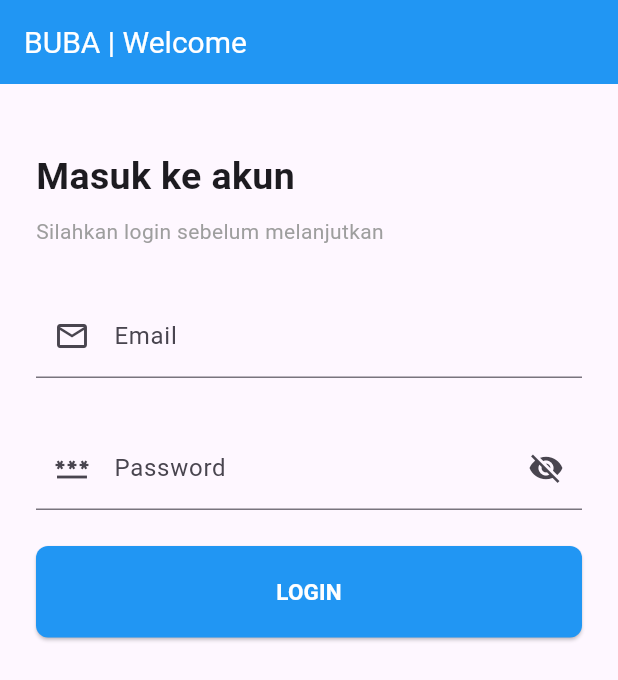
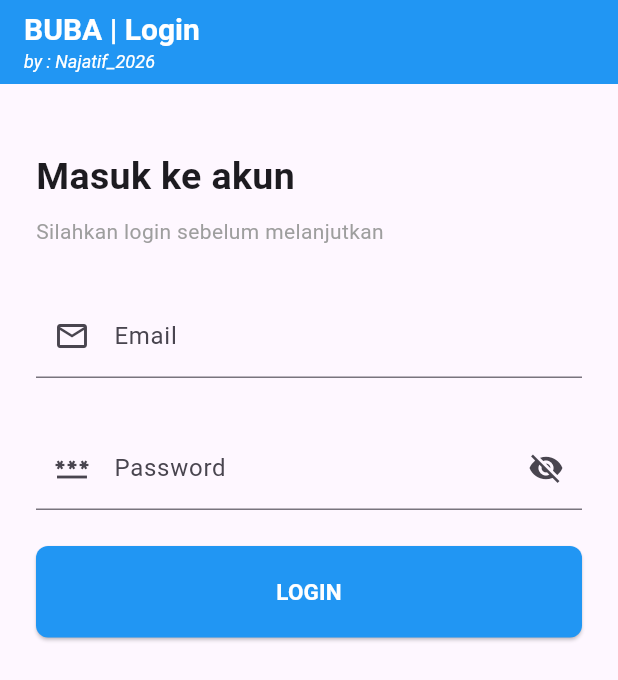
Before and after one commit to OpenANR/Projek_BUBA_Flutter, a Flutter app: the screen it shows after launch, on a phone screen of 412 x 824 dp. Shown: the top 680 px of the screen. Run offline on Flutter 3.47's test engine with Material 3 defaults, Android fonts, the phone set to English and light mode, and no system bars.

Commit message:
Perbaikan halaman login

```diff
--- a/lib/auth/auth_page.dart
+++ b/lib/auth/auth_page.dart
@@ -26,9 +26,12 @@ class _AuthPageState extends State<AuthPage> {
       final email = _emailController.text;
       final password = _passwordController.text;
 
-      ScaffoldMessenger.of(
-        context,
-      ).showSnackBar(SnackBar(content: Text('Login berhasil $email'), backgroundColor: Colors.green,));
+      ScaffoldMessenger.of(context).showSnackBar(
+        SnackBar(
+          content: Text('Login berhasil $email'),
+          backgroundColor: Colors.green,
+        ),
+      );
     }
   }
 
@@ -36,7 +39,17 @@ class _AuthPageState extends State<AuthPage> {
   Widget build(BuildContext context) {
     return Scaffold(
       appBar: AppBar(
-        title: Text('BUBA | Welcome'),
+        title: Column(
+          crossAxisAlignment: CrossAxisAlignment.start,
+          children: [
+            Text('BUBA | Login', style: TextStyle(fontWeight: FontWeight.bold)),
+            SizedBox(height: 4,),
+            Text(
+              'by : Najatif_2026',
+              style: TextStyle(fontSize: 12, fontStyle: FontStyle.italic),
+            ),
+          ],
+        ),
         backgroundColor: Colors.blue,
         titleTextStyle: TextStyle(color: Colors.white, fontSize: 20),
       ),
@@ -119,8 +132,8 @@ class _AuthPageState extends State<AuthPage> {
                   backgroundColor: Colors.blue,
                   padding: EdgeInsets.symmetric(vertical: 20),
                   shape: RoundedRectangleBorder(
-                    borderRadius: BorderRadius.circular(8)
-                  )
+                    borderRadius: BorderRadius.circular(8),
+                  ),
                 ),
                 child: Text(
                   'LOGIN',
```
